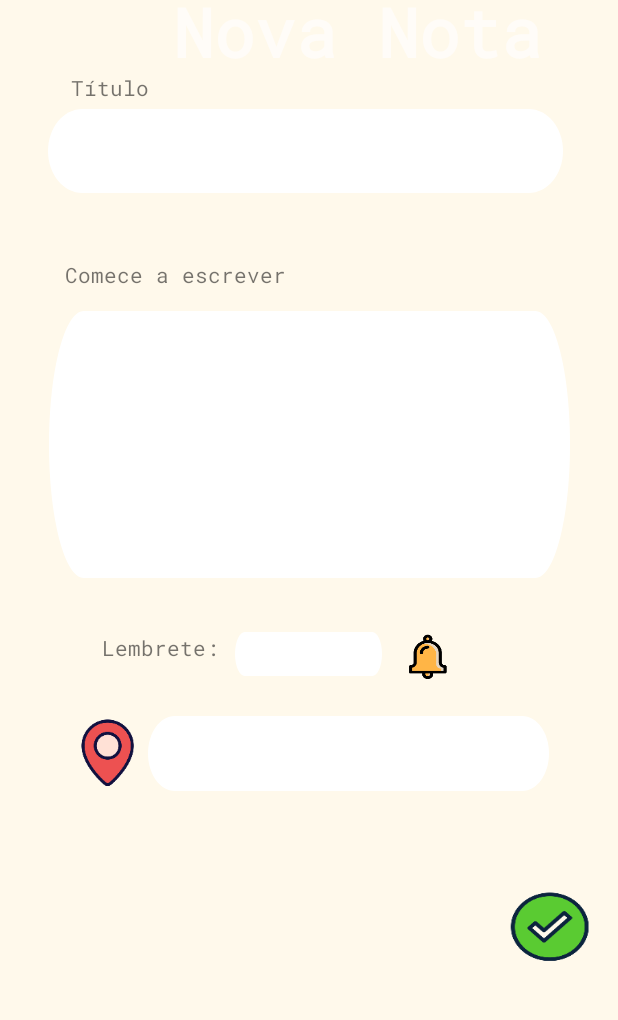
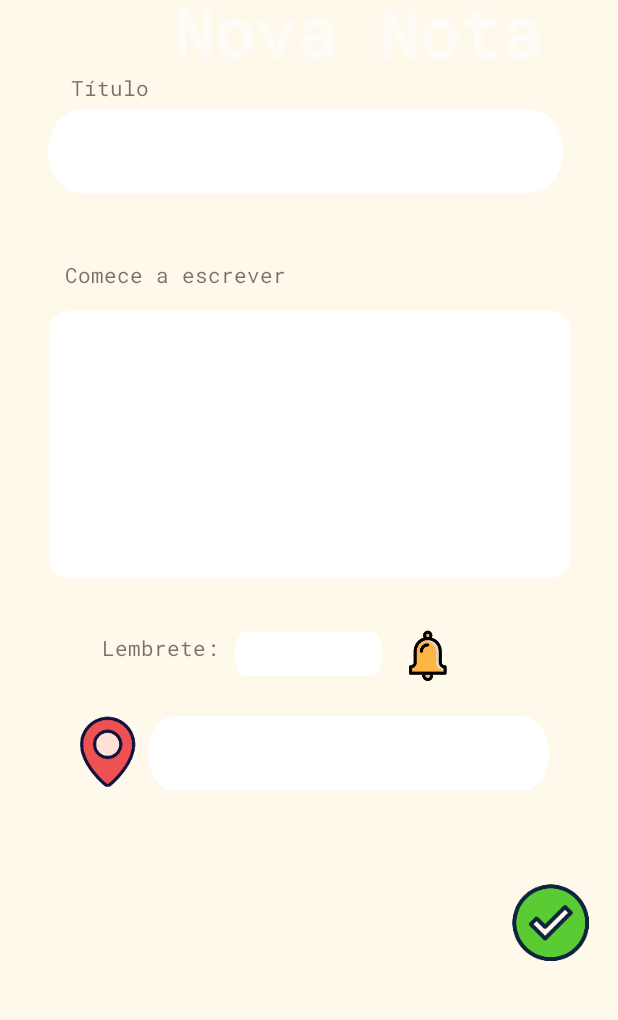
Before and after one commit to Lucas0liveira/Notefull, an Android app: the NoteActivity screen opened directly, with no data from a screen before it, after a tap on an icon or button, on a phone screen of 412 x 824 dp, the part 173-1193 px from its top. Run offline under Robolectric (Android 15) with nearby library versions, the phone set to English and light mode, and no system bars.

Commit message:
Correções

```diff
--- a/app/src/main/java/com/example/notefull/NoteActivity.java
+++ b/app/src/main/java/com/example/notefull/NoteActivity.java
@@ -3,6 +3,7 @@ package com.example.notefull;
 import android.content.Intent;
 import android.os.Bundle;
 import android.view.View;
+import android.widget.AdapterView;
 import android.widget.Button;
 import android.widget.ListView;
 import androidx.appcompat.app.AppCompatActivity;
@@ -19,6 +20,14 @@ public class NoteActivity extends AppCompatActivity {
         Button orderByName = findViewById(R.id.button7);
         Button orderByDate = findViewById(R.id.button8);
 
+
+
+        lv.setOnItemClickListener(new AdapterView.OnItemClickListener() {
+            @Override
+            public void onItemClick(AdapterView<?> adapterView, View view, int i, long l) {
+
+            }
+        });
 
         addNote.setOnClickListener(new View.OnClickListener() {
             public void onClick(View view) {
--- /dev/null
+++ b/app/src/main/res/drawable/largetextview.xml
@@ -0,0 +1,24 @@
+<?xml version="1.0" encoding="utf-8"?>
+    <vector
+        xmlns:android="http://schemas.android.com/apk/res/android"
+        xmlns:aapt="http://schemas.android.com/aapt"
+        android:width="572dp"
+        android:height="308dp"
+        android:viewportWidth="572"
+        android:viewportHeight="308"
+        >
+
+        <group>
+
+            <clip-path
+                android:pathData="M22 0H550C562.15 0 572 9.84974 572 22V286C572 298.15 562.15 308 550 308H22C9.84974 308 0 298.15 0 286V22C0 9.84974 9.84974 0 22 0Z"
+                />
+
+            <path
+                android:pathData="M0 0V308H572V0"
+                android:fillColor="#FFFFFF"
+                />
+
+        </group>
+
+    </vector>
--- a/app/src/main/res/layout/new_note_activity.xml
+++ b/app/src/main/res/layout/new_note_activity.xml
@@ -57,7 +57,7 @@
         android:id="@+id/edtNewAnotation"
         android:layout_width="347dp"
         android:layout_height="178dp"
-        android:background="@drawable/textview"
+        android:background="@drawable/largetextview"
         android:ems="10"
         app:layout_constraintBottom_toBottomOf="parent"
         app:layout_constraintEnd_toEndOf="parent"
@@ -135,7 +135,7 @@
     <Button
         android:id="@+id/btnNotification"
         android:layout_width="38dp"
-        android:layout_height="33dp"
+        android:layout_height="38dp"
         android:background="@mipmap/ic_notification"
         app:layout_constraintBottom_toBottomOf="parent"
         app:layout_constraintEnd_toEndOf="parent"
@@ -148,7 +148,7 @@
     <ImageView
         android:id="@+id/imageView2"
         android:layout_width="52dp"
-        android:layout_height="49dp"
+        android:layout_height="52dp"
         app:layout_constraintBottom_toBottomOf="@+id/tela_nota"
         app:layout_constraintEnd_toEndOf="parent"
         app:layout_constraintHorizontal_bias="0.128"
@@ -173,8 +173,8 @@
 
     <Button
         android:id="@+id/btnCheck"
-        android:layout_width="58dp"
-        android:layout_height="51dp"
+        android:layout_width="57dp"
+        android:layout_height="57dp"
         android:background="@mipmap/ic_check"
         app:layout_constraintBottom_toBottomOf="parent"
         app:layout_constraintEnd_toEndOf="parent"
--- a/app/src/main/res/layout/note_activity.xml
+++ b/app/src/main/res/layout/note_activity.xml
@@ -53,7 +53,7 @@
     <Button
         android:id="@+id/button4"
         android:layout_width="82dp"
-        android:layout_height="77dp"
+        android:layout_height="82dp"
         android:layout_marginBottom="28dp"
         android:background="@mipmap/ic_buttom"
         app:layout_constraintBottom_toBottomOf="parent"
@@ -90,7 +90,7 @@
     <Button
         android:id="@+id/button8"
         android:layout_width="47dp"
-        android:layout_height="46dp"
+        android:layout_height="47dp"
         android:background="@mipmap/ic_time"
         app:layout_constraintBottom_toBottomOf="parent"
         app:layout_constraintEnd_toEndOf="parent"
@@ -103,7 +103,7 @@
     <Button
         android:id="@+id/button7"
         android:layout_width="47dp"
-        android:layout_height="46dp"
+        android:layout_height="47dp"
         android:background="@mipmap/ic_organize_round"
         app:layout_constraintBottom_toBottomOf="parent"
         app:layout_constraintEnd_toEndOf="parent"
```
Also changed, not shown: app/src/main/res/layout/edt_notes_activity.xml (+6 -6 lines).
